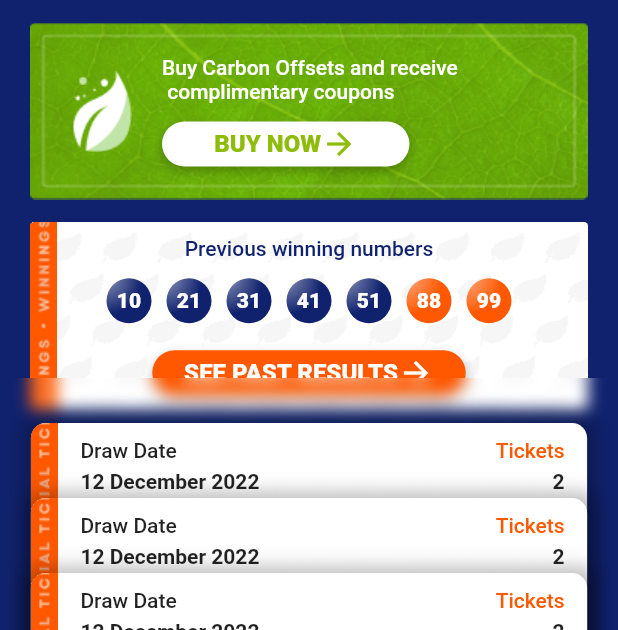
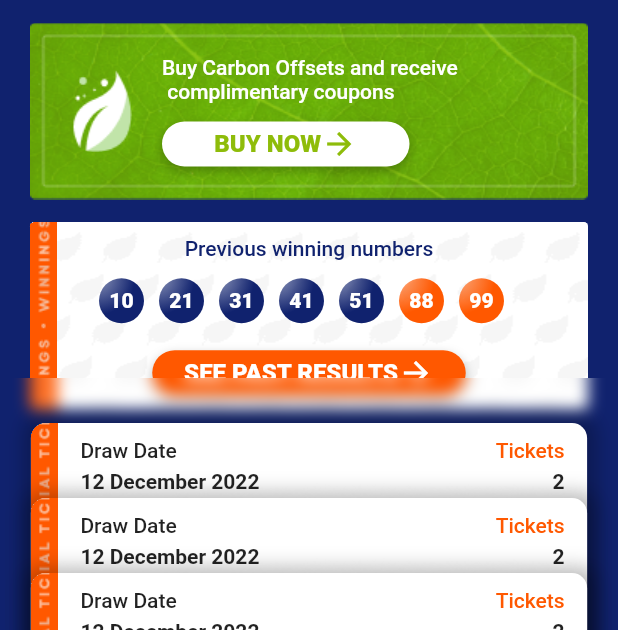
Before and after one commit to Chandravardhan-Singh/world_winner_flutter, a Flutter app: the Home screen opened directly, on a phone screen of 412 x 824 dp, the part 606-1236 px from its top. Run offline on Flutter 3.47's test engine with Material 2 defaults, Android fonts, the phone set to English and light mode, and no system bars; drawn by our look-alikes of percent_indicator; our stand-ins replace bloc, flutter_bloc, flutter_secure_storage, google_fonts, otp_text_field, permission_handler; accounts and stored records are empty; generated files the repository leaves out were written again.

Commit message:
updated winning_number_ball.dart

```diff
--- a/lib/widget/ticket/winning_number_ball.dart
+++ b/lib/widget/ticket/winning_number_ball.dart
@@ -47,9 +47,6 @@ class WinningNumberBall extends StatelessWidget {
   Widget build(BuildContext context) {
     return Row(
       children: [
-        const SizedBox(
-          width: 5,
-        ),
         SizedBox.square(
           dimension: 30,
           child: Container(
@@ -65,7 +62,7 @@ class WinningNumberBall extends StatelessWidget {
           ),
         ),
         const SizedBox(
-          width: 5,
+          width: 10,
         ),
       ],
     );
```
